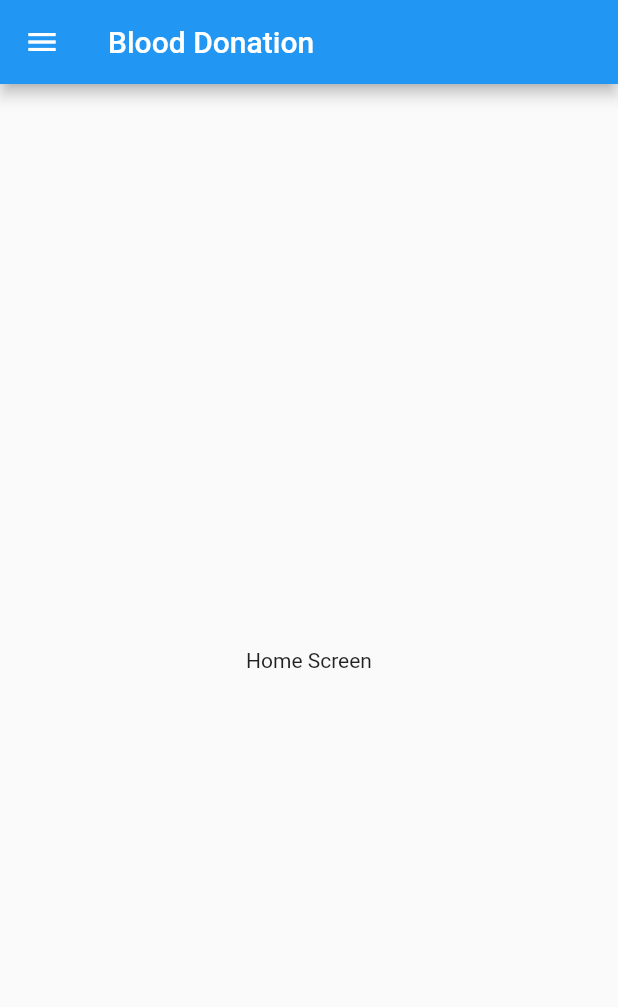
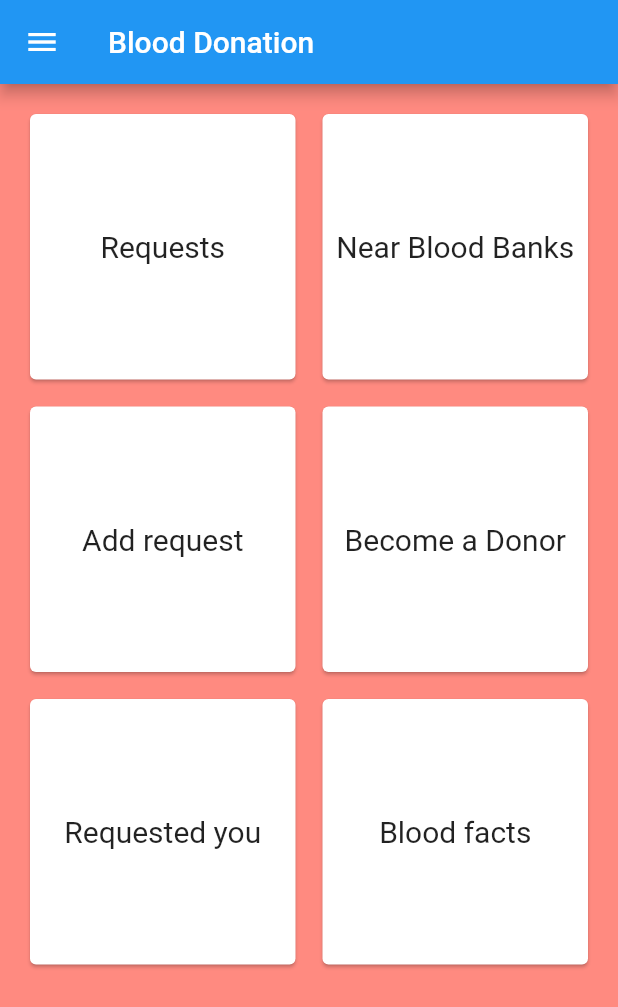
Before and after one commit to himanshupal7826/BloodDonation, a Flutter app: the HomeScreen screen opened directly, on a phone screen of 412 x 824 dp. Shown: the top 1007 px of the screen. Run offline on Flutter 3.47's test engine with Material 2 defaults, Android fonts, the phone set to English and light mode, and no system bars; our stand-ins replace firebase_auth, firebase_core, get, webview_flutter; accounts and stored records are empty.

Commit message:
new entry

```diff
--- a/lib/loginScreen.dart
+++ b/lib/loginScreen.dart
@@ -117,7 +117,7 @@ class _loginScreenState extends State<loginScreen> {
                       Navigator.push(
                         context,
                         MaterialPageRoute(
-                          builder: (context) => Selectionscreen(),
+                          builder: (context) => HomeScreen(),
                         ),
                       );
                     }
--- a/lib/main.dart
+++ b/lib/main.dart
@@ -1,10 +1,13 @@
-// ignore_for_file: unnecessary_const
+// ignore_for_file: unnecessary_const, unused_label
 
+import 'package:blood_donation/map.dart';
 import 'package:firebase_core/firebase_core.dart';
 import 'package:flutter/material.dart';
 import 'package:flutter/services.dart';
 import 'package:get/get.dart';
 import 'loginScreen.dart';
+import 'user_details.dart';
+import 'Selectionscreen.dart';
 // import 'selectionscreen.dart';
 
 void main() async {
@@ -49,9 +52,7 @@ class _HomeScreenState extends State<HomeScreen> {
         appBar: AppBar(
           title: const Text('Blood Donation'),
         ),
-        body: const Center(
-          child: Text('Home Screen'),
-        ),
+        backgroundColor: Colors.redAccent[100],
         drawer: Drawer(
           child: ListView(
             children: <Widget>[
@@ -59,12 +60,11 @@ class _HomeScreenState extends State<HomeScreen> {
                 accountName: Text('Sourav Kumar'),
                 accountEmail: Text('Sourav@gmail.com'),
                 currentAccountPicture: CircleAvatar(
-                  backgroundColor: Colors.white,
-                  child: Text(
-                    'S',
-                    style: TextStyle(fontSize: 40.0),
-                  ),
-                ),
+                    backgroundColor: Colors.white,
+                    child: Text(
+                      'S',
+                      style: TextStyle(fontSize: 40.0),
+                    )),
               ),
               ListTile(
                 title: const Text('Home'),
@@ -96,6 +96,73 @@ class _HomeScreenState extends State<HomeScreen> {
               ),
             ],
           ),
+        ),
+        body: Center(
+          child: GridView.extent(
+            primary: false,
+            padding: const EdgeInsets.all(16),
+            crossAxisSpacing: 10,
+            mainAxisSpacing: 10,
+            maxCrossAxisExtent: 200.0,
+            children: <Widget>[
+              GestureDetector(
+                  onTap: () => Navigator.push(
+                      context,
+                      MaterialPageRoute(
+                          builder: (context) => Selectionscreen())),
+                  child: const Card(
+                      child: Center(
+                          child: Text(
+                    "Requests",
+                    style: TextStyle(fontSize: 20),
+                  )))),
+              GestureDetector(
+                  onTap: () => Navigator.push(context,
+                      MaterialPageRoute(builder: (context) => BloodMap())),
+                  child: const Card(
+                      child: Center(
+                          child: Text(
+                    "Near Blood Banks",
+                    style: TextStyle(fontSize: 20),
+                  )))),
+              GestureDetector(
+                  onTap: () => Navigator.push(
+                      context, MaterialPageRoute(builder: (context) => User())),
+                  child: const Card(
+                      child: Center(
+                          child: Text(
+                    "Add request",
+                    style: TextStyle(fontSize: 20),
+                  )))),
+              GestureDetector(
+                  onTap: () => Navigator.push(
+                      context, MaterialPageRoute(builder: (context) => User())),
+                  child: Card(
+                      child: Center(
+                          child: Text(
+                    "Become a Donor",
+                    style: TextStyle(fontSize: 20),
+                  )))),
+              GestureDetector(
+                  onTap: () => Navigator.push(
+                      context, MaterialPageRoute(builder: (context) => User())),
+                  child: Card(
+                      child: Center(
+                          child: Text(
+                    "Requested you",
+                    style: TextStyle(fontSize: 20),
+                  )))),
+              GestureDetector(
+                  onTap: () => Navigator.push(
+                      context, MaterialPageRoute(builder: (context) => User())),
+                  child: Card(
+                      child: Center(
+                          child: Text(
+                    "Blood facts",
+                    style: TextStyle(fontSize: 20),
+                  )))),
+            ],
+          ),
         ));
   }
 }
--- a/pubspec.yaml
+++ b/pubspec.yaml
@@ -40,6 +40,7 @@ dependencies:
 
 
   get: ^4.6.1
+  webview_flutter: ^3.0.0
 
 dev_dependencies:
   flutter_test:
```
Also changed, not shown: lib/map.dart (added, +27 -0 lines), lib/user_details.dart (added, +102 -0 lines), pubspec.lock, 1 other file.
